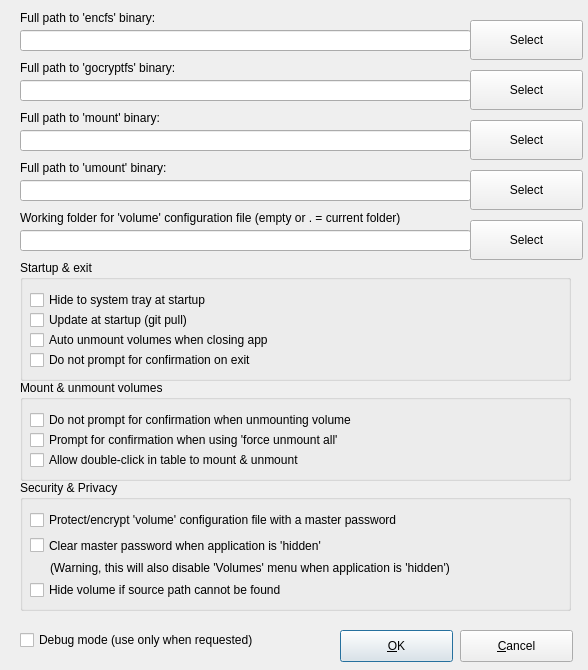
corelan/pyencfsgui, file encfsgui_settings.ui: the form before one commit.
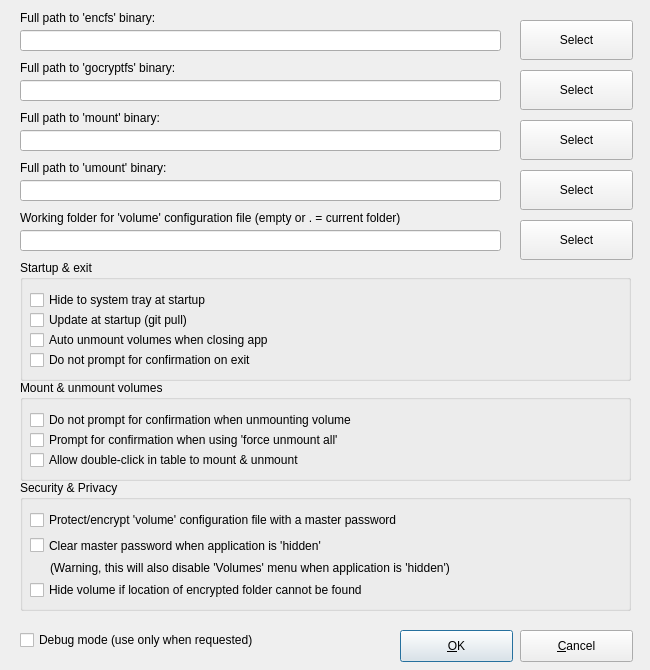
The form after the commit.

Diff of the .ui file:
```diff
--- a/encfsgui_settings.ui
+++ b/encfsgui_settings.ui
@@ -9,7 +9,7 @@
    <rect>
     <x>0</x>
     <y>0</y>
-    <width>588</width>
+    <width>650</width>
     <height>670</height>
    </rect>
   </property>
@@ -21,13 +21,13 @@
   </property>
   <property name="minimumSize">
    <size>
-    <width>588</width>
+    <width>650</width>
     <height>670</height>
    </size>
   </property>
   <property name="maximumSize">
    <size>
-    <width>588</width>
+    <width>650</width>
     <height>670</height>
    </size>
   </property>
@@ -49,7 +49,7 @@
   <widget class="QPushButton" name="btn_OK">
    <property name="geometry">
     <rect>
-     <x>340</x>
+     <x>400</x>
      <y>630</y>
      <width>113</width>
      <height>32</height>
@@ -62,7 +62,7 @@
   <widget class="QPushButton" name="btn_cancel">
    <property name="geometry">
     <rect>
-     <x>460</x>
+     <x>520</x>
      <y>630</y>
      <width>113</width>
      <height>32</height>
@@ -116,7 +116,7 @@
     <rect>
      <x>20</x>
      <y>30</y>
-     <width>451</width>
+     <width>481</width>
      <height>21</height>
     </rect>
    </property>
@@ -132,7 +132,7 @@
     <rect>
      <x>20</x>
      <y>130</y>
-     <width>451</width>
+     <width>481</width>
      <height>21</height>
     </rect>
    </property>
@@ -142,7 +142,7 @@
     <rect>
      <x>20</x>
      <y>180</y>
-     <width>451</width>
+     <width>481</width>
      <height>21</height>
     </rect>
    </property>
@@ -150,7 +150,7 @@
   <widget class="QPushButton" name="btn_selectencfs">
    <property name="geometry">
     <rect>
-     <x>470</x>
+     <x>520</x>
      <y>20</y>
      <width>113</width>
      <height>40</height>
@@ -163,7 +163,7 @@
   <widget class="QPushButton" name="btn_selectmount">
    <property name="geometry">
     <rect>
-     <x>470</x>
+     <x>520</x>
      <y>120</y>
      <width>113</width>
      <height>40</height>
@@ -176,7 +176,7 @@
   <widget class="QPushButton" name="btn_selectumount">
    <property name="geometry">
     <rect>
-     <x>470</x>
+     <x>520</x>
      <y>170</y>
      <width>113</width>
      <height>40</height>
@@ -204,7 +204,7 @@
     <rect>
      <x>20</x>
      <y>230</y>
-     <width>451</width>
+     <width>481</width>
      <height>21</height>
     </rect>
    </property>
@@ -212,7 +212,7 @@
   <widget class="QPushButton" name="btn_selectworkingfolder">
    <property name="geometry">
     <rect>
-     <x>470</x>
+     <x>520</x>
      <y>220</y>
      <width>113</width>
      <height>40</height>
@@ -240,7 +240,7 @@
     <rect>
      <x>20</x>
      <y>260</y>
-     <width>551</width>
+     <width>611</width>
      <height>121</height>
     </rect>
    </property>
@@ -255,7 +255,7 @@
      <rect>
       <x>10</x>
       <y>50</y>
-      <width>211</width>
+      <width>581</width>
       <height>20</height>
      </rect>
     </property>
@@ -268,7 +268,7 @@
      <rect>
       <x>10</x>
       <y>30</y>
-      <width>271</width>
+      <width>591</width>
       <height>20</height>
      </rect>
     </property>
@@ -281,7 +281,7 @@
      <rect>
       <x>10</x>
       <y>70</y>
-      <width>441</width>
+      <width>581</width>
       <height>20</height>
      </rect>
     </property>
@@ -294,7 +294,7 @@
      <rect>
       <x>10</x>
       <y>90</y>
-      <width>391</width>
+      <width>591</width>
       <height>20</height>
      </rect>
     </property>
@@ -308,7 +308,7 @@
     <rect>
      <x>20</x>
      <y>380</y>
-     <width>551</width>
+     <width>611</width>
      <height>101</height>
     </rect>
    </property>
@@ -320,7 +320,7 @@
      <rect>
       <x>10</x>
       <y>30</y>
-      <width>451</width>
+      <width>581</width>
       <height>20</height>
      </rect>
     </property>
@@ -333,7 +333,7 @@
      <rect>
       <x>10</x>
       <y>50</y>
-      <width>451</width>
+      <width>591</width>
       <height>20</height>
      </rect>
     </property>
@@ -346,7 +346,7 @@
      <rect>
       <x>10</x>
       <y>70</y>
-      <width>451</width>
+      <width>591</width>
       <height>20</height>
      </rect>
     </property>
@@ -360,7 +360,7 @@
     <rect>
      <x>20</x>
      <y>480</y>
-     <width>551</width>
+     <width>611</width>
      <height>131</height>
     </rect>
    </property>
@@ -372,7 +372,7 @@
      <rect>
       <x>10</x>
       <y>30</y>
-      <width>451</width>
+      <width>581</width>
       <height>20</height>
      </rect>
     </property>
@@ -385,7 +385,7 @@
      <rect>
       <x>10</x>
       <y>50</y>
-      <width>531</width>
+      <width>591</width>
       <height>31</height>
      </rect>
     </property>
@@ -398,7 +398,7 @@
      <rect>
       <x>30</x>
       <y>80</y>
-      <width>521</width>
+      <width>571</width>
       <height>16</height>
      </rect>
     </property>
@@ -411,12 +411,12 @@
      <rect>
       <x>10</x>
       <y>100</y>
-      <width>451</width>
+      <width>591</width>
       <height>20</height>
      </rect>
     </property>
     <property name="text">
-     <string>Hide volume if source path cannot be found</string>
+     <string>Hide volume if location of encrypted folder cannot be found</string>
     </property>
    </widget>
   </widget>
@@ -438,7 +438,7 @@
     <rect>
      <x>20</x>
      <y>80</y>
-     <width>451</width>
+     <width>481</width>
      <height>21</height>
     </rect>
    </property>
@@ -452,7 +452,7 @@
   <widget class="QPushButton" name="btn_selectgocryptfs">
    <property name="geometry">
     <rect>
-     <x>470</x>
+     <x>520</x>
      <y>70</y>
      <width>113</width>
      <height>40</height>
```
Left out of the diff: 2 changed lines with no effect on the pictures.
